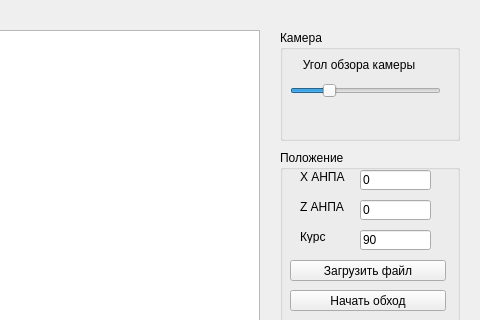
edirab/Studying-Qt, file docking/mainwindow.ui: the form before one commit; both pictures show x 480 to 960 and y 0 to 320 of the 960 by 540 pixel window.
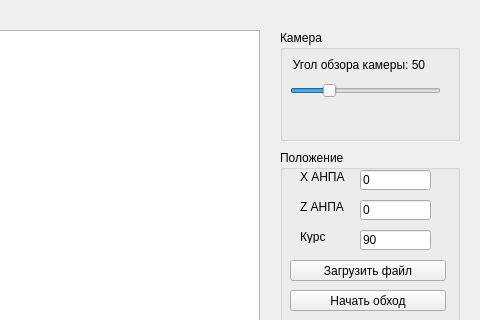
The form after the commit.

Commit message: Добавлено начальное значение угла зрения камеры

```diff
--- a/docking/mainwindow.ui
+++ b/docking/mainwindow.ui
@@ -204,7 +204,7 @@
      </sizepolicy>
     </property>
     <property name="text">
-     <string>Угол обзора камеры</string>
+     <string>Угол обзора камеры: 50</string>
     </property>
     <property name="alignment">
      <set>Qt::AlignCenter</set>
```
The commit also changes 3 other files.
